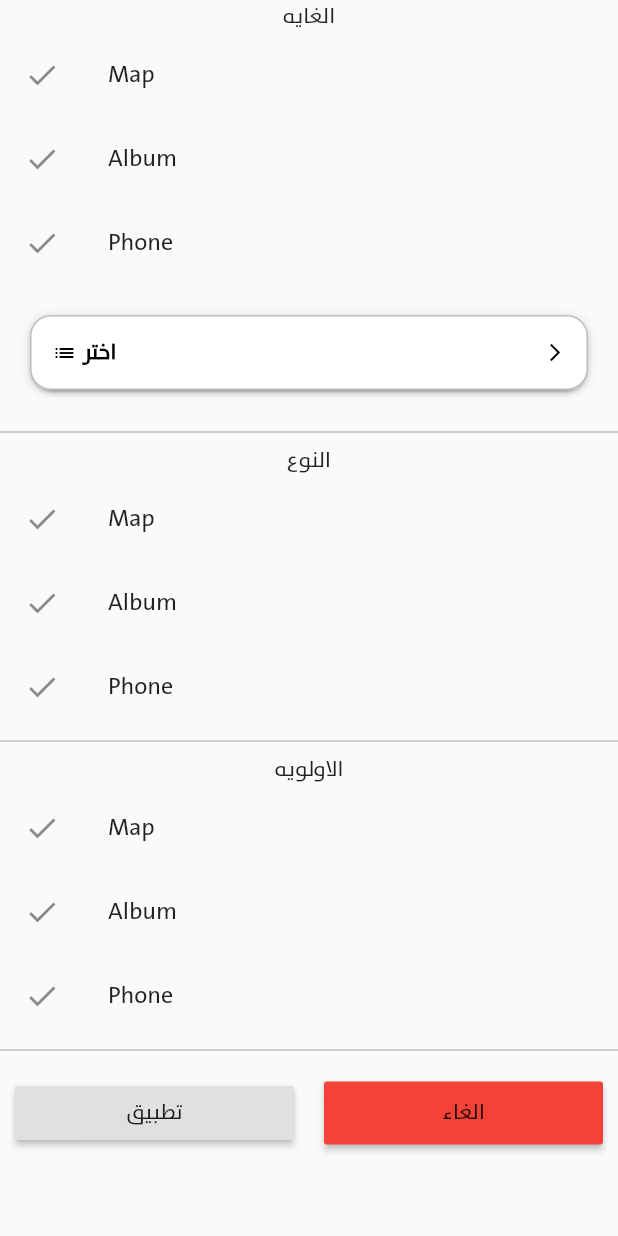
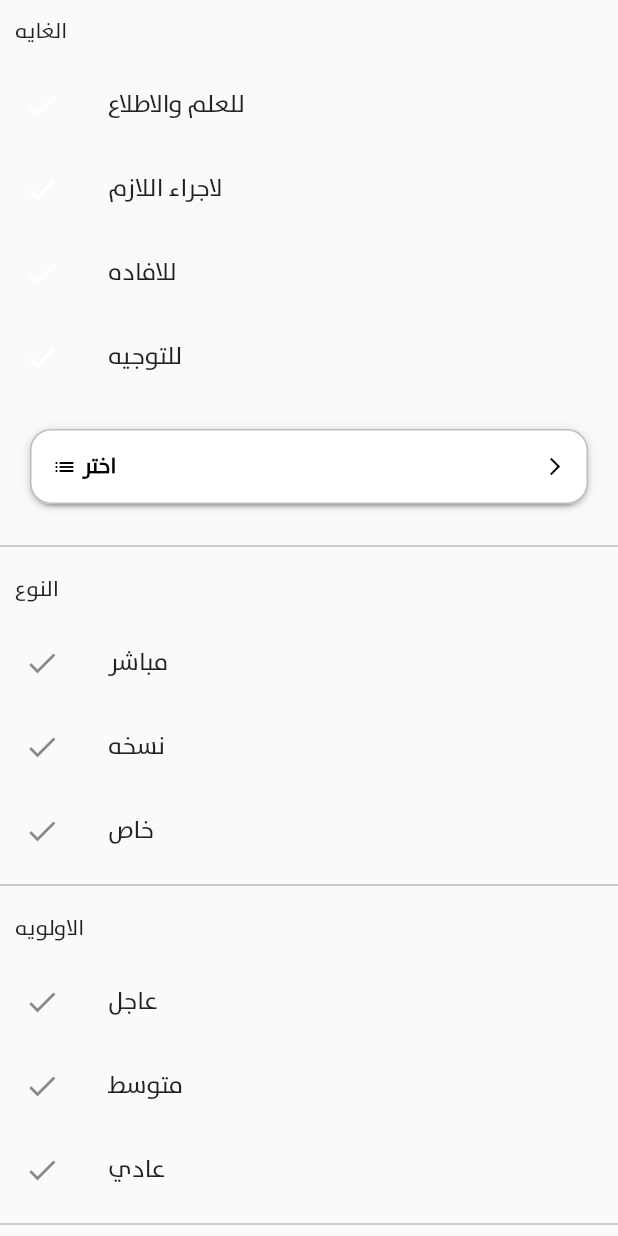
Before and after one commit to ahmedhegazydev/cts-flutter, a Flutter app: the FilterSlidePage screen opened by its route, on a phone screen of 412 x 824 dp. Run offline on Flutter 3.47's test engine with Material 2 defaults, Android fonts, the phone set to English and light mode, and no system bars; drawn by our look-alikes of dropdown_button2; our stand-ins replace contained_tab_bar_view, dio, flutter_colorpicker, flutter_typeahead, get, get_storage and 1 more; missing offline and left inert: encrypt, flutter_sound_lite; accounts and stored records are empty; network calls fail.

Commit message:
working on filter screen

```diff
--- a/lib/controllers/filter/filter_controller.dart
+++ b/lib/controllers/filter/filter_controller.dart
@@ -4,6 +4,7 @@ import 'package:encrypt/encrypt.dart' as enc;
 import 'package:flutter/material.dart';
 
 import 'package:get/get.dart';
+import 'package:get_storage/get_storage.dart';
 
 import '../../services/apis/log_api.dart';
 import '../../services/json_model/login_model.dart';
@@ -18,13 +19,28 @@ class FilterController extends GetxController {
   final loginFormKey = GlobalKey<FormState>();
   bool islogin = false;
 
+  String? selectedValue = "";
+  // var selectedValue = "".obs;
+  // var selectedValue = "";
+
   logIngRequst() {
     if (loginFormKey.currentState!.validate()) {
       islogin = true;
       update();
-
       userLogin();
     }
+  }
+
+  void setSelectedValue(String value){
+    // selectedValue.value = value;
+    selectedValue = value;
+
+    // selectedValue.update((val) {
+    //   val = value;
+    // });
+
+    update();
+
   }
 
   faceIdButtonOnClick() {}
--- a/lib/screens/Login_page.dart
+++ b/lib/screens/Login_page.dart
@@ -1,3 +1,4 @@
+import 'package:cts/controllers/filter/filter_controller.dart';
 import 'package:flutter/material.dart';
 import 'package:flutter_colorpicker/flutter_colorpicker.dart';
 import 'package:get/get.dart';
--- a/lib/screens/filter/FilterSideScreen.dart
+++ b/lib/screens/filter/FilterSideScreen.dart
@@ -1,11 +1,46 @@
 import 'package:flutter/material.dart';
 import 'package:flutter_colorpicker/flutter_colorpicker.dart';
 import 'package:get/get.dart';
+import 'package:get_storage/get_storage.dart';
 
 import '../../controllers/filter/filter_controller.dart';
 import 'package:dropdown_button2/dropdown_button2.dart';
 
-class FilterSlidePage extends GetWidget<FilterController> {
+
+const List<String> texts1 = [
+  "للعلم والاطلاع",
+  "لاجراء اللازم",
+  "للافاده",
+  "للتوجيه",
+];
+const List<String> texts2 = [
+  "مباشر",
+  "نسخه",
+  "خاص",
+];
+const List<String> texts3 = [
+  "عاجل",
+  "متوسط",
+  "عادي"
+];
+
+// class FilterSlidePage extends GetWidget<FilterController> {
+
+class FilterSlidePage extends StatefulWidget {
+  const FilterSlidePage({Key? key}) : super(key: key);
+
+  @override
+  State<FilterSlidePage> createState() => _FilterSlidePageState();
+}
+
+class _FilterSlidePageState extends State<FilterSlidePage> {
+
+
+  // final filterController = Get.put(FilterController());
+  String? selectedValue;
+  bool? isSelected;
+
+
   @override
   Widget build(BuildContext context) {
     List<String> images1 = [
@@ -15,12 +50,7 @@ class FilterSlidePage extends GetWidget<FilterController> {
       "assets/images/icons8-checked-64.png",
     ];
 
-    List<String> texts1 = [
-      "للعلم والاطلاع",
-      "لاجراء اللازم",
-      "للافاده",
-      "للتوجيه",
-    ];
+
     final List<String> items = [
       'Item1',
       'Item2',
@@ -31,34 +61,50 @@ class FilterSlidePage extends GetWidget<FilterController> {
       'Item7',
       'Item8',
     ];
-    String? selectedValue;
 
     return Scaffold(
         body: Container(
           child: SingleChildScrollView(
             child: Column(
               children: <Widget>[
+
+                Container(
+                  padding: const EdgeInsets.all(10),
+                  child: Row(
+                    children: [
                       Text('الغايه'),
-            ListView(
-              shrinkWrap: true,
-              physics: NeverScrollableScrollPhysics(),
-              children: <Widget>[
-                ListTile(
-                  // leading: Icon(Icons.map),
-                  leading: Icon(Icons.check),
-                  title: Text('Map'),
-                ),
-                ListTile(
-                  leading: Icon(Icons.check),
-                  title: Text('Album'),
-                ),
-                ListTile(
-                  // leading: Icon(Icons.phone),
-                  leading: Icon(Icons.check),
-                  title: Text('Phone'),
-                ),
                     ],
                   ),
+                ),
+                ListView1(),
+                // ListView(
+                //   shrinkWrap: true,
+                //   physics: NeverScrollableScrollPhysics(),
+                //   children: <Widget>[
+                //     ListTile(
+                //         // leading: Icon(Icons.map),
+                //         leading: Icon(Icons.check),
+                //         title: Text('Map'),
+                //         trailing: GestureDetector(
+                //             onTap: () {
+                //               print("object");
+                //             },
+                //             child: Container(
+                //                 height: 30,
+                //                 width: 50,
+                //                 color: Colors.amber,
+                //                 child: Icon(Icons.add)))),
+                //     ListTile(
+                //       leading: Icon(Icons.check),
+                //       title: Text('Album'),
+                //     ),
+                //     ListTile(
+                //       // leading: Icon(Icons.phone),
+                //       leading: Icon(Icons.check),
+                //       title: Text('Phone'),
+                //     ),
+                //   ],
+                // ),
                 Container(
                   // height: 5,
                   width: double.infinity,
@@ -93,7 +139,8 @@ class FilterSlidePage extends GetWidget<FilterController> {
                         ],
                       ),
                       items: items
-                      .map((item) => DropdownMenuItem<String>(
+                          .map((item) =>
+                          DropdownMenuItem<String>(
                             value: item,
                             child: Text(
                               item,
@@ -107,11 +154,17 @@ class FilterSlidePage extends GetWidget<FilterController> {
                             ),
                           ))
                           .toList(),
+                      // value:   filterController.selectedValue,
                       value: selectedValue,
+                      // value: Get.find<FilterController>().selectedValue,
+                      // value: filterController.selectedValue.value ?? "اختر",
                       onChanged: (value) {
-                    // setState(() {
-                    //   selectedValue = value as String;
-                    // });
+                        setState(() {
+                          selectedValue = value as String;
+                        });
+                        // String v = value as String;
+                        // print(v);
+                        // Get.find<FilterController>().setSelectedValue(v);
                       },
                       icon: const Icon(
                         Icons.arrow_forward_ios_outlined,
@@ -151,65 +204,36 @@ class FilterSlidePage extends GetWidget<FilterController> {
                     ),
                   ),
                 ),
+
+
                 new Divider(
                   // color: Colors.red,
                   color: Colors.grey,
                 ),
 
 
-
+                Container(
+                  padding: const EdgeInsets.all(10),
+                  child: Row(
+                    children: [
                       Text('النوع'),
-            ListView(
-              shrinkWrap: true,
-              physics: NeverScrollableScrollPhysics(),
-              children: <Widget>[
-                ListTile(
-                  // leading: Icon(Icons.map),
-                  leading: Icon(Icons.check),
-                  title: Text('Map'),
-                ),
-                ListTile(
-                  // leading: Icon(Icons.photo_album),
-                  leading: Icon(Icons.check),
-                  title: Text('Album'),
-                ),
-                ListTile(
-                  // leading: Icon(Icons.phone),
-                  leading: Icon(Icons.check),
-                  title: Text('Phone'),
-                ),
                     ],
                   ),
+                ),
+                listView2(),
                 new Divider(
                   // color: Colors.red,
                   color: Colors.grey,
                 ),
-
-
-
-
+                Container(
+                  padding: const EdgeInsets.all(10),
+                  child: Row(
+                    children: [
                       Text('الاولويه'),
-            ListView(
-              shrinkWrap: true,
-              physics: NeverScrollableScrollPhysics(),
-              children: <Widget>[
-                ListTile(
-                  // leading: Icon(Icons.map),
-                  leading: Icon(Icons.check),
-                  title: Text('Map'),
-                ),
-                ListTile(
-                  // leading: Icon(Icons.photo_album),
-                  leading: Icon(Icons.check),
-                  title: Text('Album'),
-                ),
-                ListTile(
-                  // leading: Icon(Icons.phone),
-                  leading: Icon(Icons.check),
-                  title: Text('Phone'),
-                ),
                     ],
                   ),
+                ),
+                listView3(),
                 new Divider(
                   // color: Colors.red,
                   color: Colors.grey,
@@ -220,7 +244,87 @@ class FilterSlidePage extends GetWidget<FilterController> {
           ),
         ));
   }
+
+  @override
+  State<StatefulWidget> createState() {
+    // TODO: implement createState
+    throw UnimplementedError();
   }
+
+}
+
+class ListView1 extends StatefulWidget {
+  const ListView1({Key? key}) : super(key: key);
+
+  @override
+  State<ListView1> createState() => _ListView1State();
+}
+
+class _ListView1State extends State<ListView1> {
+
+  // You can also use `Map` but for the sake of simplicity I'm using two separate `List`.
+  List<int> _list = List.generate(20, (i) => i);
+  List<bool> _selected = List.generate(
+      texts1.length, (i) => false); // Fill it with false initially
+  bool isSelected = false;
+
+  @override
+  Widget build(BuildContext context) {
+
+
+    return ListView.builder(
+        shrinkWrap: true,
+        physics: NeverScrollableScrollPhysics(),
+        itemBuilder: (BuildContext context, int index) {
+          return ListTile(
+            tileColor: _selected[index] ? Colors.blue : null,
+            // tileColor: Colors.blue,
+            leading: Icon(Icons.check, color: Colors.white,),
+            title: Text(texts1[index]),
+            onTap: () => { setState(() => {
+              _selected[index] = !_selected[index],
+                // isSelected = !isSelected
+            }),
+              // Scaffold.of(context).showSnackBar(SnackBar(content: Text(index.toString())))
+            }
+          );
+        },
+        itemCount: texts1.length);
+  }
+}
+
+  Widget listView2() {
+    return ListView.builder(
+        shrinkWrap: true,
+        physics: NeverScrollableScrollPhysics(),
+        itemBuilder: (BuildContext context, int index) {
+          return ListTile(
+            leading: Icon(Icons.check),
+            title: Text(texts2[index]),
+            onTap: () =>
+                Scaffold.of(context)
+                    .showSnackBar(SnackBar(content: Text(index.toString()))),
+          );
+        },
+        itemCount: texts2.length);
+  }
+
+  Widget listView3() {
+    return ListView.builder(
+        shrinkWrap: true,
+        physics: NeverScrollableScrollPhysics(),
+        itemBuilder: (BuildContext context, int index) {
+          return ListTile(
+            leading: Icon(Icons.check),
+            title: Text(texts3[index]),
+            onTap: () =>
+                Scaffold.of(context)
+                    .showSnackBar(SnackBar(content: Text(index.toString()))),
+          );
+        },
+        itemCount: texts3.length);
+  }
+
 
   Widget myLayoutWidget() {
     return Container(
```
Lines whose indentation alone changed are shown as unchanged.
